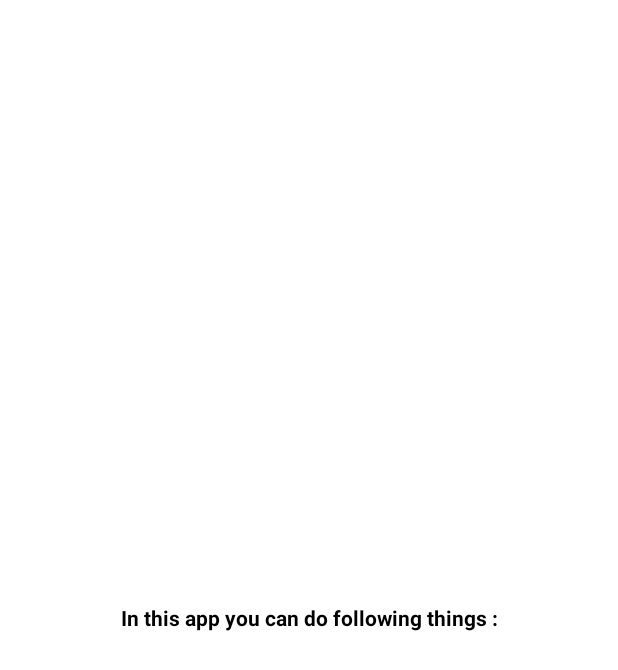
After one commit to sahilayank91/DigitalClassroom, an Android app: the Intro_actvity screen opened directly, with no data from a screen before it, on a phone screen of 412 x 824 dp. The commit adds this screen. Shown: the top 670 px of the screen. Run offline under Robolectric (Android 15) with nearby library versions, the phone set to English and light mode, and no system bars; 3 statements that could not run were skipped.

```diff
--- a/app/build.gradle
+++ b/app/build.gradle
@@ -23,6 +23,7 @@ android {
 
 dependencies {
     implementation 'com.google.firebase:firebase-auth:11.0.4'
+    implementation 'com.android.support:support-v4:25.3.1'
     compile fileTree(dir: 'libs', include: ['*.jar'])
     androidTestCompile('com.android.support.test.espresso:espresso-core:2.2.2', {
         exclude group: 'com.android.support', module: 'support-annotations'
@@ -35,4 +36,5 @@ dependencies {
 }
 
 
+
 apply plugin: 'com.google.gms.google-services'
--- a/app/src/main/AndroidManifest.xml
+++ b/app/src/main/AndroidManifest.xml
@@ -18,6 +18,11 @@
                 <category android:name="android.intent.category.LAUNCHER" />
             </intent-filter>
         </activity>
+        <activity
+            android:name=".ui.Intro_actvity"
+            android:configChanges="orientation|keyboardHidden|screenSize"
+            android:label="@string/title_activity_intro_actvity"
+            android:theme="@style/FullscreenTheme"></activity>
     </application>
 
 </manifest>
--- /dev/null
+++ b/app/src/main/java/com/example/sahil/digitalclassroom/ui/Intro_actvity.java
@@ -0,0 +1,163 @@
+package com.example.sahil.digitalclassroom.ui;
+
+import android.annotation.SuppressLint;
+import android.support.v7.app.ActionBar;
+import android.support.v7.app.AppCompatActivity;
+import android.os.Bundle;
+import android.os.Handler;
+import android.view.MotionEvent;
+import android.view.View;
+
+import com.example.sahil.digitalclassroom.R;
+
+/**
+ * An example full-screen activity that shows and hides the system UI (i.e.
+ * status bar and navigation/system bar) with user interaction.
+ */
+public class Intro_actvity extends AppCompatActivity {
+    /**
+     * Whether or not the system UI should be auto-hidden after
+     * {@link #AUTO_HIDE_DELAY_MILLIS} milliseconds.
+     */
+    private static final boolean AUTO_HIDE = true;
+
+    /**
+     * If {@link #AUTO_HIDE} is set, the number of milliseconds to wait after
+     * user interaction before hiding the system UI.
+     */
+    private static final int AUTO_HIDE_DELAY_MILLIS = 3000;
+
+    /**
+     * Some older devices needs a small delay between UI widget updates
+     * and a change of the status and navigation bar.
+     */
+    private static final int UI_ANIMATION_DELAY = 300;
+    private final Handler mHideHandler = new Handler();
+    private View mContentView;
+    private final Runnable mHidePart2Runnable = new Runnable() {
+        @SuppressLint("InlinedApi")
+        @Override
+        public void run() {
+            // Delayed removal of status and navigation bar
+
+            // Note that some of these constants are new as of API 16 (Jelly Bean)
+            // and API 19 (KitKat). It is safe to use them, as they are inlined
+            // at compile-time and do nothing on earlier devices.
+            mContentView.setSystemUiVisibility(View.SYSTEM_UI_FLAG_LOW_PROFILE
+                    | View.SYSTEM_UI_FLAG_FULLSCREEN
+                    | View.SYSTEM_UI_FLAG_LAYOUT_STABLE
+                    | View.SYSTEM_UI_FLAG_IMMERSIVE_STICKY
+                    | View.SYSTEM_UI_FLAG_LAYOUT_HIDE_NAVIGATION
+                    | View.SYSTEM_UI_FLAG_HIDE_NAVIGATION);
+        }
+    };
+    private View mControlsView;
+    private final Runnable mShowPart2Runnable = new Runnable() {
+        @Override
+        public void run() {
+            // Delayed display of UI elements
+            ActionBar actionBar = getSupportActionBar();
+            if (actionBar != null) {
+                actionBar.show();
+            }
+            mControlsView.setVisibility(View.VISIBLE);
+        }
+    };
+    private boolean mVisible;
+    private final Runnable mHideRunnable = new Runnable() {
+        @Override
+        public void run() {
+            hide();
+        }
+    };
+    /**
+     * Touch listener to use for in-layout UI controls to delay hiding the
+     * system UI. This is to prevent the jarring behavior of controls going away
+     * while interacting with activity UI.
+     */
+    private final View.OnTouchListener mDelayHideTouchListener = new View.OnTouchListener() {
+        @Override
+        public boolean onTouch(View view, MotionEvent motionEvent) {
+            if (AUTO_HIDE) {
+                delayedHide(AUTO_HIDE_DELAY_MILLIS);
+            }
+            return false;
+        }
+    };
+
+    @Override
+    protected void onCreate(Bundle savedInstanceState) {
+        super.onCreate(savedInstanceState);
+
+        setContentView(R.layout.activity_intro_actvity);
+
+        mVisible = true;
+
+
+
+        // Set up the user interaction to manually show or hide the system UI.
+        mContentView.setOnClickListener(new View.OnClickListener() {
+            @Override
+            public void onClick(View view) {
+                toggle();
+            }
+        });
+
+        // Upon interacting with UI controls, delay any scheduled hide()
+        // operations to prevent the jarring behavior of controls going away
+        // while interacting with the UI
+    }
+
+    @Override
+    protected void onPostCreate(Bundle savedInstanceState) {
+        super.onPostCreate(savedInstanceState);
+
+        // Trigger the initial hide() shortly after the activity has been
+        // created, to briefly hint to the user that UI controls
+        // are available.
+        delayedHide(100);
+    }
+
+    private void toggle() {
+        if (mVisible) {
+            hide();
+        } else {
+            show();
+        }
+    }
+
+    private void hide() {
+        // Hide UI first
+        ActionBar actionBar = getSupportActionBar();
+        if (actionBar != null) {
+            actionBar.hide();
+        }
+        mControlsView.setVisibility(View.GONE);
+        mVisible = false;
+
+        // Schedule a runnable to remove the status and navigation bar after a delay
+        mHideHandler.removeCallbacks(mShowPart2Runnable);
+        mHideHandler.postDelayed(mHidePart2Runnable, UI_ANIMATION_DELAY);
+    }
+
+    @SuppressLint("InlinedApi")
+    private void show() {
+        // Show the system bar
+        mContentView.setSystemUiVisibility(View.SYSTEM_UI_FLAG_LAYOUT_FULLSCREEN
+                | View.SYSTEM_UI_FLAG_LAYOUT_HIDE_NAVIGATION);
+        mVisible = true;
+
+        // Schedule a runnable to display UI elements after a delay
+        mHideHandler.removeCallbacks(mHidePart2Runnable);
+        mHideHandler.postDelayed(mShowPart2Runnable, UI_ANIMATION_DELAY);
+    }
+
+    /**
+     * Schedules a call to hide() in delay milliseconds, canceling any
+     * previously scheduled calls.
+     */
+    private void delayedHide(int delayMillis) {
+        mHideHandler.removeCallbacks(mHideRunnable);
+        mHideHandler.postDelayed(mHideRunnable, delayMillis);
+    }
+}
--- /dev/null
+++ b/app/src/main/res/layout/activity_intro_actvity.xml
@@ -0,0 +1,17 @@
+<FrameLayout xmlns:android="http://schemas.android.com/apk/res/android"
+    xmlns:tools="http://schemas.android.com/tools"
+    android:layout_width="match_parent"
+    android:layout_height="match_parent"
+    android:background="#fff"
+    tools:context="com.example.sahil.digitalclassroom.ui.Intro_actvity">
+    <TextView
+        android:id="@+id/fullscreen_content"
+        android:layout_width="match_parent"
+        android:layout_height="match_parent"
+        android:gravity="center"
+        android:keepScreenOn="true"
+        android:text="@string/intro_string"
+        android:textColor="#000"
+        android:textSize="14dp"
+        android:textStyle="bold" />
+</FrameLayout>
--- a/app/src/main/res/values/colors.xml
+++ b/app/src/main/res/values/colors.xml
@@ -3,4 +3,6 @@
     <color name="colorPrimary">#3F51B5</color>
     <color name="colorPrimaryDark">#303F9F</color>
     <color name="colorAccent">#FF4081</color>
+
+    <color name="black_overlay">#66000000</color>
 </resources>
--- a/app/src/main/res/values/strings.xml
+++ b/app/src/main/res/values/strings.xml
@@ -3,4 +3,9 @@
     <string name="title_home">Home</string>
     <string name="title_dashboard">Dashboard</string>
     <string name="title_notifications">Notifications</string>
+
+    <string name="title_activity_intro_actvity">Intro_actvity</string>
+
+    <!--This is the intro string for the intro activity I will edit it later-->
+    <string name="intro_string">In this app you can do following things : </string>
 </resources>
--- a/app/src/main/res/values/styles.xml
+++ b/app/src/main/res/values/styles.xml
@@ -8,4 +8,16 @@
         <item name="colorAccent">@color/colorAccent</item>
     </style>
 
+    <style name="FullscreenTheme" parent="AppTheme">
+        <item name="android:actionBarStyle">@style/FullscreenActionBarStyle</item>
+        <item name="android:windowActionBarOverlay">true</item>
+        <item name="android:windowBackground">@null</item>
+        <item name="metaButtonBarStyle">?android:attr/buttonBarStyle</item>
+        <item name="metaButtonBarButtonStyle">?android:attr/buttonBarButtonStyle</item>
+    </style>
+
+    <style name="FullscreenActionBarStyle" parent="Widget.AppCompat.ActionBar">
+        <item name="android:background">@color/black_overlay</item>
+    </style>
+
 </resources>
```
Also changed, not shown: app/src/main/java/com/example/sahil/digitalclassroom/model/Assignment.java (added, +30 -0 lines), app/src/main/java/com/example/sahil/digitalclassroom/model/AssignmentSubmit.java (added, +33 -0 lines), app/src/main/java/com/example/sahil/digitalclassroom/model/Attendence.java (added, +32 -0 lines), app/src/main/java/com/example/sahil/digitalclassroom/model/Comment.java (added, +29 -0 lines), app/src/main/java/com/example/sahil/digitalclassroom/model/Discuss.java (added, +28 -0 lines), app/src/main/java/com/example/sahil/digitalclassroom/model/Group.java (added, +55 -0 lines), app/src/main/java/com/example/sahil/digitalclassroom/model/User.java (+90 -39 lines), app/src/main/res/values/attrs.xml (added, +12 -0 lines).
